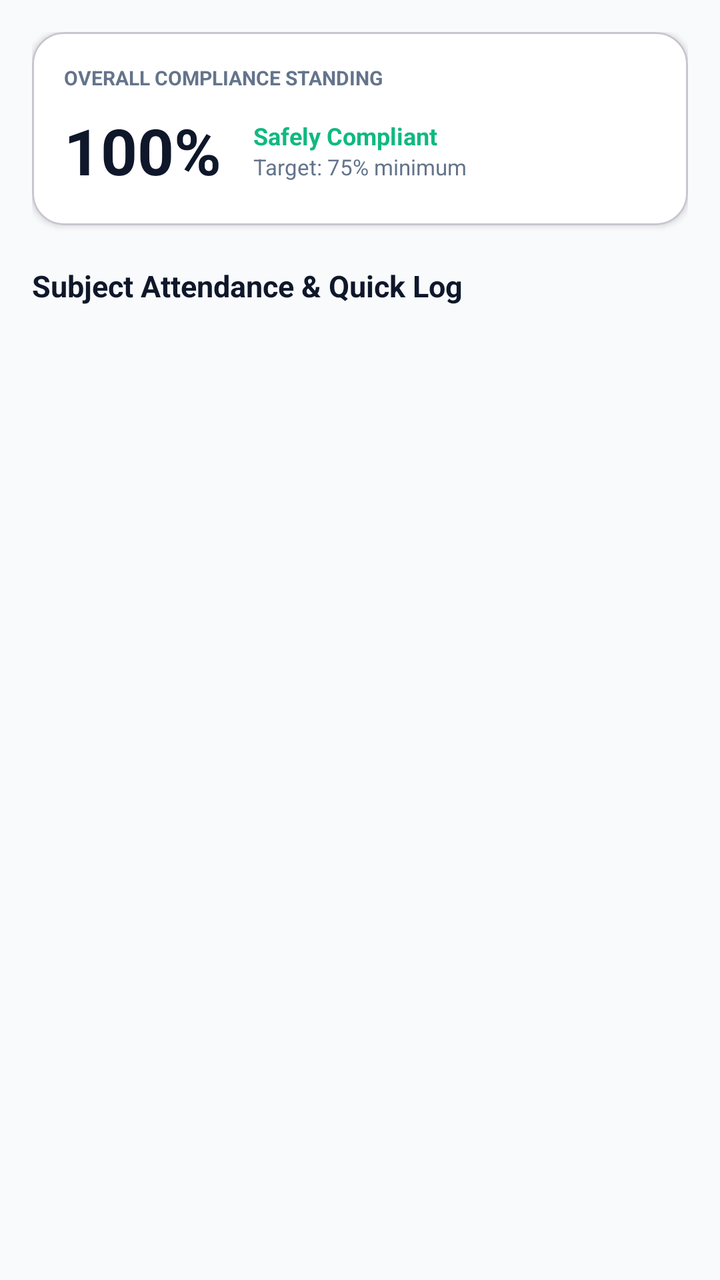
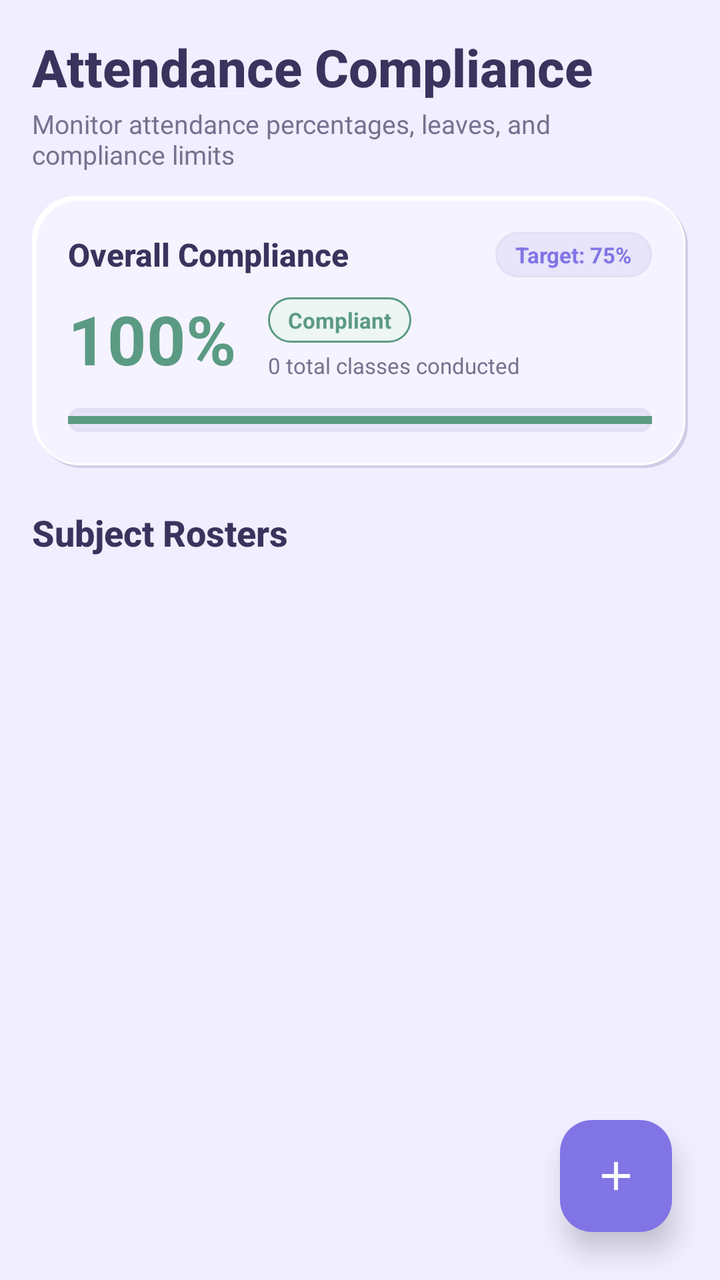

Screens rendered from an Android XML layout before and after an edit, with the pre-edit source and the edit as a unified diff.
<!-- AndroidManifest.xml: application theme Theme.AcademiaLife -->
<!-- res/layout/fragment_attendance.xml -->
<?xml version="1.0" encoding="utf-8"?>
<androidx.coordinatorlayout.widget.CoordinatorLayout xmlns:android="http://schemas.android.com/apk/res/android"
    xmlns:app="http://schemas.android.com/apk/res-auto"
    android:layout_width="match_parent"
    android:layout_height="match_parent"
    android:background="@color/slate_50">

    <LinearLayout
        android:layout_width="match_parent"
        android:layout_height="match_parent"
        android:orientation="vertical"
        android:padding="16dp">

        
        <com.google.android.material.card.MaterialCardView
            android:layout_width="match_parent"
            android:layout_height="wrap_content"
            app:cardBackgroundColor="@color/white"
            app:cardCornerRadius="16dp"
            app:cardElevation="2dp">

            <LinearLayout
                android:layout_width="match_parent"
                android:layout_height="wrap_content"
                android:orientation="vertical"
                android:padding="16dp">

                <TextView
                    android:layout_width="wrap_content"
                    android:layout_height="wrap_content"
                    android:text="OVERALL COMPLIANCE STANDING"
                    android:textColor="@color/slate_500"
                    android:textSize="10sp"
                    android:textStyle="bold" />

                <LinearLayout
                    android:layout_width="match_parent"
                    android:layout_height="wrap_content"
                    android:layout_marginTop="8dp"
                    android:gravity="center_vertical"
                    android:orientation="horizontal">

                    <TextView
                        android:id="@+id/tvOverallAttendance"
                        android:layout_width="wrap_content"
                        android:layout_height="wrap_content"
                        android:text="100%"
                        android:textColor="@color/slate_900"
                        android:textSize="32sp"
                        android:textStyle="bold" />

                    <LinearLayout
                        android:layout_width="wrap_content"
                        android:layout_height="wrap_content"
                        android:layout_marginStart="16dp"
                        android:orientation="vertical">

                        <TextView
                            android:id="@+id/tvOverallStatus"
                            android:layout_width="wrap_content"
                            android:layout_height="wrap_content"
                            android:text="Safely Compliant"
                            android:textColor="@color/status_safe"
                            android:textSize="12sp"
                            android:textStyle="bold" />

                        <TextView
                            android:layout_width="wrap_content"
                            android:layout_height="wrap_content"
                            android:text="Target: 75% minimum"
                            android:textColor="@color/slate_500"
                            android:textSize="11sp" />
                    </LinearLayout>
                </LinearLayout>
            </LinearLayout>
        </com.google.android.material.card.MaterialCardView>

        <TextView
            android:layout_width="wrap_content"
            android:layout_height="wrap_content"
            android:layout_marginTop="20dp"
            android:text="Subject Attendance &amp; Quick Log"
            android:textColor="@color/slate_900"
            android:textSize="15sp"
            android:textStyle="bold" />

        <TextView
            android:id="@+id/tvEmptyAttendance"
            android:layout_width="match_parent"
            android:layout_height="wrap_content"
            android:layout_marginTop="16dp"
            android:gravity="center"
            android:text="No courses registered yet. Add subjects to start logging attendance."
            android:textColor="@color/slate_500"
            android:textSize="12sp"
            android:visibility="gone" />

        <androidx.recyclerview.widget.RecyclerView
            android:id="@+id/rvAttendanceSubjects"
            android:layout_width="match_parent"
            android:layout_height="0dp"
            android:layout_marginTop="8dp"
            android:layout_weight="1" />

    </LinearLayout>

</androidx.coordinatorlayout.widget.CoordinatorLayout>
<!-- resources referenced by this layout -->
<resources>
  <color name="slate_50">#F8FAFC</color>
  <color name="slate_500">#64748B</color>
  <color name="slate_900">#0F172A</color>
  <color name="status_safe">#10B981</color>
  <style name="Theme.AcademiaLife" parent="Theme.Material3.DayNight.NoActionBar">
          
          <item name="colorPrimary">@color/brand_primary</item>
          <item name="colorOnPrimary">@color/white</item>
          <item name="colorPrimaryContainer">@color/slate_100</item>
          <item name="colorOnPrimaryContainer">@color/slate_900</item>
          
          <item name="colorSecondary">@color/brand_secondary</item>
          <item name="colorOnSecondary">@color/white</item>
          
          <item name="android:statusBarColor">@color/slate_900</item>
          <item name="android:windowLightStatusBar">false</item>
          <item name="android:windowBackground">@color/slate_50</item>
      </style>
  <color name="brand_primary">#4F46E5</color>
  <color name="slate_100">#F1F5F9</color>
  <color name="brand_secondary">#06B6D4</color>
  <!-- unchanged entries left out for length: 1 -->
</resources>

<!-- the commit's change to res/layout/fragment_attendance.xml (unified diff, before → after) -->
@@ -3,7 +3,7 @@
     xmlns:app="http://schemas.android.com/apk/res-auto"
     android:layout_width="match_parent"
     android:layout_height="match_parent"
-    android:background="@color/slate_50">
+    android:background="@color/neu_bg">
 
     <LinearLayout
         android:layout_width="match_parent"
@@ -12,96 +12,194 @@
         android:padding="16dp">
 
         
-        <com.google.android.material.card.MaterialCardView
+        <TextView
+            android:layout_width="wrap_content"
+            android:layout_height="wrap_content"
+            android:text="Attendance Compliance"
+            android:textColor="@color/text_primary"
+            android:textSize="26sp"
+            android:fontFamily="sans-serif-medium"
+            android:textStyle="bold" />
+
+        <TextView
+            android:layout_width="wrap_content"
+            android:layout_height="wrap_content"
+            android:layout_marginTop="2dp"
+            android:layout_marginBottom="12dp"
+            android:text="Monitor attendance percentages, leaves, and compliance limits"
+            android:textColor="@color/text_secondary"
+            android:textSize="13sp" />
+
+        
+        <LinearLayout
             android:layout_width="match_parent"
             android:layout_height="wrap_content"
-            app:cardBackgroundColor="@color/white"
-            app:cardCornerRadius="16dp"
-            app:cardElevation="2dp">
+            android:background="@drawable/bg_neumorphic_card"
+            android:orientation="vertical"
+            android:padding="18dp">
 
             <LinearLayout
                 android:layout_width="match_parent"
                 android:layout_height="wrap_content"
-                android:orientation="vertical"
-                android:padding="16dp">
+                android:gravity="center_vertical"
+                android:orientation="horizontal">
 
                 <TextView
                     android:layout_width="wrap_content"
                     android:layout_height="wrap_content"
-                    android:text="OVERALL COMPLIANCE STANDING"
-                    android:textColor="@color/slate_500"
-                    android:textSize="10sp"
+                    android:text="Overall Compliance"
+                    android:textColor="@color/text_primary"
+                    android:textSize="16sp"
+                    android:fontFamily="sans-serif-medium"
                     android:textStyle="bold" />
 
+                <View
+                    android:layout_width="0dp"
+                    android:layout_height="1dp"
+                    android:layout_weight="1" />
+
+                <TextView
+                    android:id="@+id/tvTargetGoalBadge"
+                    android:layout_width="wrap_content"
+                    android:layout_height="wrap_content"
+                    android:background="@drawable/bg_pill_neutral"
+                    android:text="Target: 75%"
+                    android:textColor="@color/brand_primary"
+                    android:textSize="11sp"
+                    android:textStyle="bold" />
+            </LinearLayout>
+
+            <LinearLayout
+                android:layout_width="match_parent"
+                android:layout_height="wrap_content"
+                android:layout_marginTop="8dp"
+                android:gravity="center_vertical"
+                android:orientation="horizontal">
+
+                <TextView
+                    android:id="@+id/tvOverallAttendance"
+                    android:layout_width="wrap_content"
+                    android:layout_height="wrap_content"
+                    android:text="100%"
+                    android:textColor="@color/status_safe"
+                    android:textSize="34sp"
+                    android:textStyle="bold" />
+
                 <LinearLayout
-                    android:layout_width="match_parent"
-                    android:layout_height="wrap_content"
-                    android:layout_marginTop="8dp"
-                    android:gravity="center_vertical"
-                    android:orientation="horizontal">
+                    android:layout_width="0dp"
+                    android:layout_height="wrap_content"
+                    android:layout_marginStart="16dp"
+                    android:layout_weight="1"
+                    android:orientation="vertical">
 
                     <TextView
-                        android:id="@+id/tvOverallAttendance"
+                        android:id="@+id/tvOverallStatus"
                         android:layout_width="wrap_content"
                         android:layout_height="wrap_content"
-                        android:text="100%"
-                        android:textColor="@color/slate_900"
-                        android:textSize="32sp"
+                        android:background="@drawable/bg_pill_safe"
+                        android:text="Compliant"
+                        android:textColor="@color/status_safe"
+                        android:textSize="11sp"
                         android:textStyle="bold" />
 
-                    <LinearLayout
+                    <TextView
+                        android:id="@+id/tvOverallCounts"
                         android:layout_width="wrap_content"
                         android:layout_height="wrap_content"
-                        android:layout_marginStart="16dp"
-                        android:orientation="vertical">
-
-                        <TextView
-                            android:id="@+id/tvOverallStatus"
-                            android:layout_width="wrap_content"
-                            android:layout_height="wrap_content"
-                            android:text="Safely Compliant"
-                            android:textColor="@color/status_safe"
-                            android:textSize="12sp"
-                            android:textStyle="bold" />
-
-                        <TextView
-                            android:layout_width="wrap_content"
-                            android:layout_height="wrap_content"
-                            android:text="Target: 75% minimum"
-                            android:textColor="@color/slate_500"
-                            android:textSize="11sp" />
-                    </LinearLayout>
+                        android:layout_marginTop="4dp"
+                        android:text="0 total classes conducted"
+                        android:textColor="@color/text_secondary"
+                        android:textSize="11sp" />
                 </LinearLayout>
             </LinearLayout>
-        </com.google.android.material.card.MaterialCardView>
+
+            
+            <FrameLayout
+                android:layout_width="match_parent"
+                android:layout_height="12dp"
+                android:layout_marginTop="12dp"
+                android:background="@drawable/bg_neumorphic_sunken">
+
+                <ProgressBar
+                    android:id="@+id/pbOverallAttendance"
+                    style="?android:attr/progressBarStyleHorizontal"
+                    android:layout_width="match_parent"
+                    android:layout_height="match_parent"
+                    android:max="100"
+                    android:progress="100"
+                    android:progressTint="@color/status_safe" />
+            </FrameLayout>
+        </LinearLayout>
 
         <TextView
             android:layout_width="wrap_content"
             android:layout_height="wrap_content"
             android:layout_marginTop="20dp"
-            android:text="Subject Attendance &amp; Quick Log"
-            android:textColor="@color/slate_900"
-            android:textSize="15sp"
+            android:text="Subject Rosters"
+            android:textColor="@color/text_primary"
+            android:textSize="18sp"
+            android:fontFamily="sans-serif-medium"
             android:textStyle="bold" />
-
-        <TextView
-            android:id="@+id/tvEmptyAttendance"
-            android:layout_width="match_parent"
-            android:layout_height="wrap_content"
-            android:layout_marginTop="16dp"
-            android:gravity="center"
-            android:text="No courses registered yet. Add subjects to start logging attendance."
-            android:textColor="@color/slate_500"
-            android:textSize="12sp"
-            android:visibility="gone" />
 
         <androidx.recyclerview.widget.RecyclerView
             android:id="@+id/rvAttendanceSubjects"
             android:layout_width="match_parent"
             android:layout_height="0dp"
             android:layout_marginTop="8dp"
-            android:layout_weight="1" />
+            android:layout_weight="1"
+            android:clipToPadding="false"
+            android:paddingBottom="80dp" />
+
+        
+        <LinearLayout
+            android:id="@+id/layoutEmptyAttendance"
+            android:layout_width="match_parent"
+            android:layout_height="wrap_content"
+            android:layout_marginTop="24dp"
+            android:background="@drawable/bg_neumorphic_card"
+            android:gravity="center"
+            android:orientation="vertical"
+            android:padding="28dp"
+            android:visibility="gone">
+
+            <ImageView
+                android:layout_width="48dp"
+                android:layout_height="48dp"
+                android:src="@drawable/ic_attendance"
+                app:tint="@color/text_muted" />
+
+            <TextView
+                android:layout_width="wrap_content"
+                android:layout_height="wrap_content"
+                android:layout_marginTop="12dp"
+                android:text="No Subjects Registered"
+                android:textColor="@color/text_primary"
+                android:textSize="16sp"
+                android:textStyle="bold" />
+
+            <TextView
+                android:layout_width="wrap_content"
+                android:layout_height="wrap_content"
+                android:layout_marginTop="4dp"
+                android:gravity="center"
+                android:text="Tap + to register academic subjects and log your attendance."
+                android:textColor="@color/text_secondary"
+                android:textSize="12sp" />
+        </LinearLayout>
 
     </LinearLayout>
 
+    
+    <com.google.android.material.floatingactionbutton.FloatingActionButton
+        android:id="@+id/fabAddSubject"
+        android:layout_width="wrap_content"
+        android:layout_height="wrap_content"
+        android:layout_gravity="bottom|end"
+        android:layout_margin="24dp"
+        android:backgroundTint="@color/brand_primary"
+        android:contentDescription="Add Subject"
+        android:src="@drawable/ic_add"
+        app:elevation="8dp"
+        app:tint="@color/white" />
+
 </androidx.coordinatorlayout.widget.CoordinatorLayout>
<!-- resource entries referenced after the edit -->
@@ -1,26 +1,166 @@
 <!-- resources referenced by this layout -->
 <resources>
-  <color name="slate_50">#F8FAFC</color>
-  <color name="slate_500">#64748B</color>
-  <color name="slate_900">#0F172A</color>
-  <color name="status_safe">#10B981</color>
+  <color name="status_safe">#5B9B83</color>
+  <color name="text_muted">#77718F</color>
+  <color name="text_primary">#39345D</color>
+  <color name="text_secondary">#77718F</color>
+  <!-- drawable bg_neumorphic_card (drawable) -->
+  <?xml version="1.0" encoding="utf-8"?>
+  <layer-list xmlns:android="http://schemas.android.com/apk/res/android">
+      
+      <item
+          android:left="3dp"
+          android:top="3dp">
+          <shape android:shape="rectangle">
+              <corners android:radius="22dp" />
+              <solid android:color="@color/lavender_dark_shadow" />
+          </shape>
+      </item>
+  
+      
+      <item
+          android:right="3dp"
+          android:bottom="3dp">
+          <shape android:shape="rectangle">
+              <corners android:radius="22dp" />
+              <solid android:color="@color/lavender_light_shadow" />
+          </shape>
+      </item>
+  
+      
+      <item
+          android:left="1.5dp"
+          android:top="1.5dp"
+          android:right="1.5dp"
+          android:bottom="1.5dp">
+          <shape android:shape="rectangle">
+              <corners android:radius="22dp" />
+              <solid android:color="@color/lavender_card" />
+              <stroke
+                  android:width="1dp"
+                  android:color="@color/lavender_light_shadow" />
+          </shape>
+      </item>
+  </layer-list>
+  <!-- drawable bg_neumorphic_sunken (drawable) -->
+  <?xml version="1.0" encoding="utf-8"?>
+  <layer-list xmlns:android="http://schemas.android.com/apk/res/android">
+      
+      <item>
+          <shape android:shape="rectangle">
+              <corners android:radius="16dp" />
+              <solid android:color="@color/lavender_divider" />
+          </shape>
+      </item>
+  
+      
+      <item
+          android:left="1.5dp"
+          android:top="1.5dp"
+          android:right="1dp"
+          android:bottom="1dp">
+          <shape android:shape="rectangle">
+              <corners android:radius="15dp" />
+              <solid android:color="@color/lavender_surface" />
+              <stroke
+                  android:width="1dp"
+                  android:color="@color/lavender_divider" />
+          </shape>
+      </item>
+  </layer-list>
+  <!-- drawable bg_pill_neutral (drawable) -->
+  <?xml version="1.0" encoding="utf-8"?>
+  <shape xmlns:android="http://schemas.android.com/apk/res/android"
+      android:shape="rectangle">
+      <corners android:radius="50dp" />
+      <solid android:color="@color/lavender_surface" />
+      <stroke
+          android:width="1dp"
+          android:color="@color/lavender_divider" />
+      <padding
+          android:left="10dp"
+          android:top="4dp"
+          android:right="10dp"
+          android:bottom="4dp" />
+  </shape>
+  <!-- drawable bg_pill_safe (drawable) -->
+  <?xml version="1.0" encoding="utf-8"?>
+  <shape xmlns:android="http://schemas.android.com/apk/res/android"
+      android:shape="rectangle">
+      <corners android:radius="50dp" />
+      <solid android:color="@color/status_safe_bg" />
+      <stroke
+          android:width="1dp"
+          android:color="@color/status_safe" />
+      <padding
+          android:left="10dp"
+          android:top="4dp"
+          android:right="10dp"
+          android:bottom="4dp" />
+  </shape>
+  <!-- drawable ic_add (drawable) -->
+  <vector xmlns:android="http://schemas.android.com/apk/res/android"
+      android:width="24dp"
+      android:height="24dp"
+      android:viewportWidth="24"
+      android:viewportHeight="24">
+    <path
+        android:fillColor="@color/white"
+        android:pathData="M19,13h-6v6h-2v-6H5v-2h6V5h2v6h6v2z"/>
+  </vector>
+  <!-- drawable ic_attendance (drawable) -->
+  <vector xmlns:android="http://schemas.android.com/apk/res/android"
+      android:width="24dp"
+      android:height="24dp"
+      android:viewportWidth="24"
+      android:viewportHeight="24">
+    <path
+        android:fillColor="@color/brand_primary"
+        android:pathData="M16,11c1.66,0 2.99,-1.34 2.99,-3S17.66,5 16,5c-1.66,0 -3,1.34 -3,3s1.34,3 3,3zm-8,0c1.66,0 2.99,-1.34 2.99,-3S9.66,5 8,5C6.34,5 5,6.34 5,8s1.34,3 3,3zm0,2c-2.33,0 -7,1.17 -7,3.5V19h14v-2.5c0,-2.33 -4.67,-3.5 -7,-3.5zm8,0c-0.29,0 -0.62,0.02 -0.97,0.05 1.16,0.84 1.97,1.97 1.97,3.45V19h6v-2.5c0,-2.33 -4.67,-3.5 -7,-3.5z"/>
+  </vector>
   <style name="Theme.AcademiaLife" parent="Theme.Material3.DayNight.NoActionBar">
           
-          <item name="colorPrimary">@color/brand_primary</item>
+          <item name="colorPrimary">@color/lavender_primary</item>
           <item name="colorOnPrimary">@color/white</item>
-          <item name="colorPrimaryContainer">@color/slate_100</item>
-          <item name="colorOnPrimaryContainer">@color/slate_900</item>
+          <item name="colorPrimaryContainer">@color/lavender_surface</item>
+          <item name="colorOnPrimaryContainer">@color/lavender_deep</item>
           
-          <item name="colorSecondary">@color/brand_secondary</item>
+          
+          <item name="colorSecondary">@color/lavender_deep</item>
           <item name="colorOnSecondary">@color/white</item>
           
-          <item name="android:statusBarColor">@color/slate_900</item>
-          <item name="android:windowLightStatusBar">false</item>
-          <item name="android:windowBackground">@color/slate_50</item>
+          
+          <item name="android:windowBackground">@color/lavender_bg</item>
+          <item name="colorSurface">@color/lavender_card</item>
+          <item name="colorOnSurface">@color/text_primary</item>
+  
+          
+          <item name="android:statusBarColor">@color/lavender_bg</item>
+          <item name="android:windowLightStatusBar">true</item>
+          <item name="android:navigationBarColor">@color/lavender_bg</item>
+          <item name="android:windowLightNavigationBar" tools:targetApi="o_mr1">true</item>
+  
+          
+          <item name="materialAlertDialogTheme">@style/ThemeOverlay.AcademiaLife.MaterialAlertDialog</item>
       </style>
-  <color name="brand_primary">#4F46E5</color>
-  <color name="slate_100">#F1F5F9</color>
-  <color name="brand_secondary">#06B6D4</color>
+  <color name="lavender_dark_shadow">#D2CDE8</color>
+  <color name="lavender_light_shadow">#FFFFFF</color>
+  <color name="lavender_card">#F5F3FF</color>
+  <color name="lavender_divider">#E2DEF3</color>
+  <color name="lavender_surface">#E8E4FA</color>
+  <color name="status_safe_bg">#EDF6F2</color>
+  <color name="lavender_primary">#8175E5</color>
+  <color name="lavender_deep">#6257C9</color>
+  <color name="lavender_bg">#F0EEFF</color>
+  <style name="ThemeOverlay.AcademiaLife.MaterialAlertDialog" parent="ThemeOverlay.Material3.MaterialAlertDialog">
+          <item name="shapeAppearanceOverlay">@style/ShapeAppearance.AcademiaLife.Dialog</item>
+          <item name="colorSurface">@color/lavender_card</item>
+      </style>
+  <style name="ShapeAppearance.AcademiaLife.Dialog" parent="">
+          <item name="cornerSize">22dp</item>
+      </style>
+  <color name="brand_primary">#8175E5</color>
+  <color name="neu_bg">#F0EEFF</color>
   <!-- unchanged entries left out for length: 1 -->
 </resources>
 
